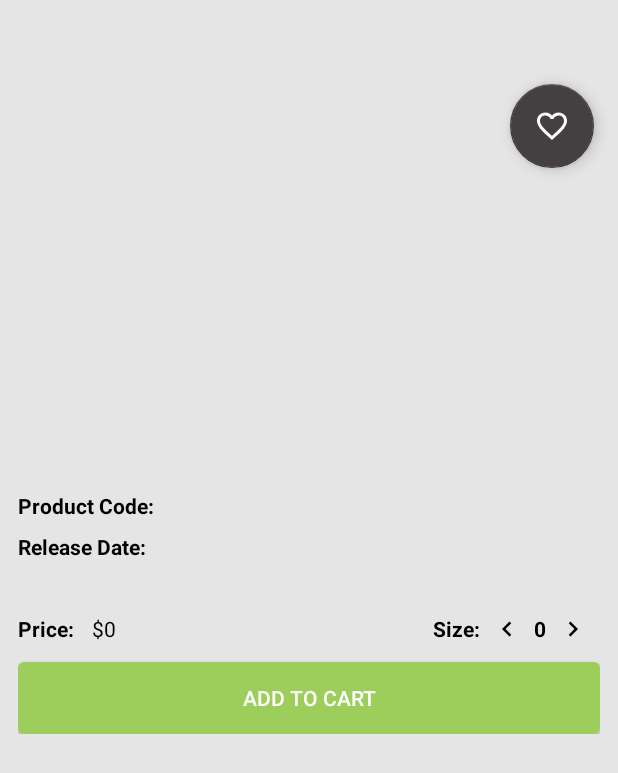
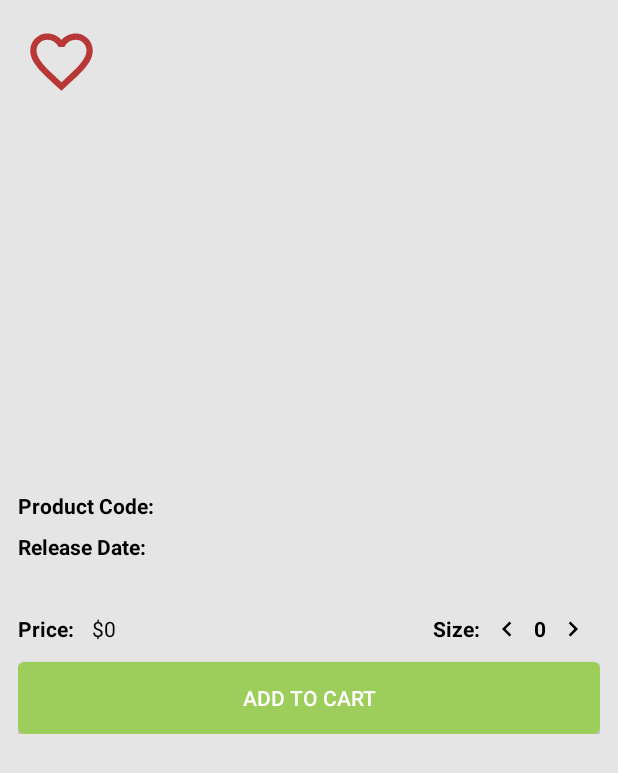
Before and after one commit to HeliosSoftwareDeveloper/HeliosShoppingCart, an Android app: the layout fragment_product_details.xml on its own in the app's theme, with its tools: preview values and no code run, on a phone screen of 412 x 824 dp. Shown: the top 773 px of the screen. Run offline under Robolectric (Android 15) with nearby library versions, the phone set to English and light mode, and no system bars.

Commit message:
Integrate Favorites Functionality
Integrate Favorites Functionality

```diff
--- a/app/src/main/java/com/heliossoftwaredeveloper/heliosshoppingcart/Cart/CartManager.java
+++ b/app/src/main/java/com/heliossoftwaredeveloper/heliosshoppingcart/Cart/CartManager.java
@@ -14,9 +14,9 @@ public class CartManager {
     private static CartManager instance = null;
     private HashMap<String, CartItem> cartItemHashMap = new HashMap<>();
     /**
-     * method to get ImageLazyLoaderManager instance
+     * method to get CartManager instance
      *
-     * @return ImageLazyLoaderManager
+     * @return CartManager
      */
     public static CartManager getInstance() {
         if (instance == null) {
--- a/app/src/main/java/com/heliossoftwaredeveloper/heliosshoppingcart/Product/View/ProductImageFragment.java
+++ b/app/src/main/java/com/heliossoftwaredeveloper/heliosshoppingcart/Product/View/ProductImageFragment.java
@@ -8,7 +8,6 @@ import android.view.LayoutInflater;
 import android.view.View;
 import android.view.ViewGroup;
 import android.widget.ImageView;
-
 import com.heliossoftwaredeveloper.heliosshoppingcart.Product.Model.Product;
 import com.heliossoftwaredeveloper.heliosshoppingcart.R;
 import com.heliossoftwaredeveloper.heliosshoppingcart.Utilities.Constant;
--- a/app/src/main/res/drawable/ic_favorite.xml
+++ b/app/src/main/res/drawable/ic_favorite.xml
@@ -4,6 +4,6 @@
         android:viewportWidth="24.0"
         android:viewportHeight="24.0">
     <path
-        android:fillColor="#FFFFFFFF"
+        android:fillColor="@color/colorRed"
         android:pathData="M12,21.35l-1.45,-1.32C5.4,15.36 2,12.28 2,8.5 2,5.42 4.42,3 7.5,3c1.74,0 3.41,0.81 4.5,2.09C13.09,3.81 14.76,3 16.5,3 19.58,3 22,5.42 22,8.5c0,3.78 -3.4,6.86 -8.55,11.54L12,21.35z"/>
 </vector>
--- a/app/src/main/res/drawable/ic_favorite_border.xml
+++ /dev/null
@@ -1,9 +0,0 @@
-<vector xmlns:android="http://schemas.android.com/apk/res/android"
-        android:width="24dp"
-        android:height="24dp"
-        android:viewportWidth="24.0"
-        android:viewportHeight="24.0">
-    <path
-        android:fillColor="#FFFFFFFF"
-        android:pathData="M16.5,3c-1.74,0 -3.41,0.81 -4.5,2.09C10.91,3.81 9.24,3 7.5,3 4.42,3 2,5.42 2,8.5c0,3.78 3.4,6.86 8.55,11.54L12,21.35l1.45,-1.32C18.6,15.36 22,12.28 22,8.5 22,5.42 19.58,3 16.5,3zM12.1,18.55l-0.1,0.1 -0.1,-0.1C7.14,14.24 4,11.39 4,8.5 4,6.5 5.5,5 7.5,5c1.54,0 3.04,0.99 3.57,2.36h1.87C13.46,5.99 14.96,5 16.5,5c2,0 3.5,1.5 3.5,3.5 0,2.89 -3.14,5.74 -7.9,10.05z"/>
-</vector>
--- /dev/null
+++ b/app/src/main/res/drawable/ic_favorite_border_large.xml
@@ -0,0 +1,4 @@
+<vector android:height="50dp" android:viewportHeight="24.0"
+    android:viewportWidth="24.0" android:width="50dp" xmlns:android="http://schemas.android.com/apk/res/android">
+    <path android:fillColor="@color/colorRed" android:pathData="M16.5,3c-1.74,0 -3.41,0.81 -4.5,2.09C10.91,3.81 9.24,3 7.5,3 4.42,3 2,5.42 2,8.5c0,3.78 3.4,6.86 8.55,11.54L12,21.35l1.45,-1.32C18.6,15.36 22,12.28 22,8.5 22,5.42 19.58,3 16.5,3zM12.1,18.55l-0.1,0.1 -0.1,-0.1C7.14,14.24 4,11.39 4,8.5 4,6.5 5.5,5 7.5,5c1.54,0 3.04,0.99 3.57,2.36h1.87C13.46,5.99 14.96,5 16.5,5c2,0 3.5,1.5 3.5,3.5 0,2.89 -3.14,5.74 -7.9,10.05z"/>
+</vector>
--- /dev/null
+++ b/app/src/main/res/drawable/ic_favorite_large.xml
@@ -0,0 +1,4 @@
+<vector android:height="50dp" android:viewportHeight="24.0"
+android:viewportWidth="24.0" android:width="50dp" xmlns:android="http://schemas.android.com/apk/res/android">
+<path android:fillColor="@color/colorRed" android:pathData="M12,21.35l-1.45,-1.32C5.4,15.36 2,12.28 2,8.5 2,5.42 4.42,3 7.5,3c1.74,0 3.41,0.81 4.5,2.09C13.09,3.81 14.76,3 16.5,3 19.58,3 22,5.42 22,8.5c0,3.78 -3.4,6.86 -8.55,11.54L12,21.35z"/>
+</vector>
--- a/app/src/main/res/drawable/ic_favorite_selector.xml
+++ b/app/src/main/res/drawable/ic_favorite_selector.xml
@@ -1,16 +1,16 @@
 <?xml version="1.0" encoding="utf-8"?>
 <selector xmlns:android="http://schemas.android.com/apk/res/android">
-    <item android:drawable="@drawable/ic_favorite"
+    <item android:drawable="@drawable/ic_favorite_large"
           android:state_selected="true" />
-    <item android:drawable="@drawable/ic_favorite"
+    <item android:drawable="@drawable/ic_favorite_large"
         android:state_pressed="true" />
-    <item android:drawable="@drawable/ic_favorite"
+    <item android:drawable="@drawable/ic_favorite_large"
           android:state_focused="true" />
 
-    <item android:drawable="@drawable/ic_favorite_border"
+    <item android:drawable="@drawable/ic_favorite_border_large"
         android:state_selected="false" />
-    <item android:drawable="@drawable/ic_favorite_border"
+    <item android:drawable="@drawable/ic_favorite_border_large"
         android:state_pressed="false" />
-    <item android:drawable="@drawable/ic_favorite_border"
+    <item android:drawable="@drawable/ic_favorite_border_large"
         android:state_focused="false" />
 </selector>
--- a/app/src/main/res/layout/fragment_product_details.xml
+++ b/app/src/main/res/layout/fragment_product_details.xml
@@ -152,12 +152,13 @@
         </ScrollView>
     </LinearLayout>
 
-    <android.support.design.widget.FloatingActionButton
-        android:id="@+id/fab2"
+    <ImageButton
+        android:id="@+id/imgbtnFavorite"
         android:layout_width="wrap_content"
         android:layout_height="wrap_content"
-        android:layout_alignParentRight="true"
-        android:layout_marginRight="@dimen/fab_margin"
-        android:layout_marginTop="?attr/actionBarSize"
+        android:layout_alignParentLeft="true"
+        android:layout_marginLeft="@dimen/fab_margin"
+        android:layout_marginTop="@dimen/fab_margin"
+        android:background="@null"
         app:srcCompat="@drawable/ic_favorite_selector" />
 </RelativeLayout>
```
Also changed, not shown: app/src/main/java/com/heliossoftwaredeveloper/heliosshoppingcart/Main/MainActivity.java (+45 -2 lines), app/src/main/java/com/heliossoftwaredeveloper/heliosshoppingcart/Product/FavoritesManager.java (added, +57 -0 lines), app/src/main/java/com/heliossoftwaredeveloper/heliosshoppingcart/Product/View/Adapter/ProductFavoriteAdapter.java (added, +109 -0 lines), app/src/main/java/com/heliossoftwaredeveloper/heliosshoppingcart/Product/View/FavoritesFragment.java (added, +114 -0 lines), app/src/main/java/com/heliossoftwaredeveloper/heliosshoppingcart/Product/View/ProductDetailsFragment.java (+43 -6 lines), app/src/main/java/com/heliossoftwaredeveloper/heliosshoppingcart/Product/View/ProductListFragment.java (+11 -12 lines), app/src/main/java/com/heliossoftwaredeveloper/heliosshoppingcart/Utilities/SquareRelativeLayout.java (added, +43 -0 lines), app/src/main/res/layout/fragment_favorites.xml (added, +16 -0 lines), app/src/main/res/layout/item_favorite_product.xml (added, +30 -0 lines), app/src/main/res/values/strings.xml (+7 -0 lines).
